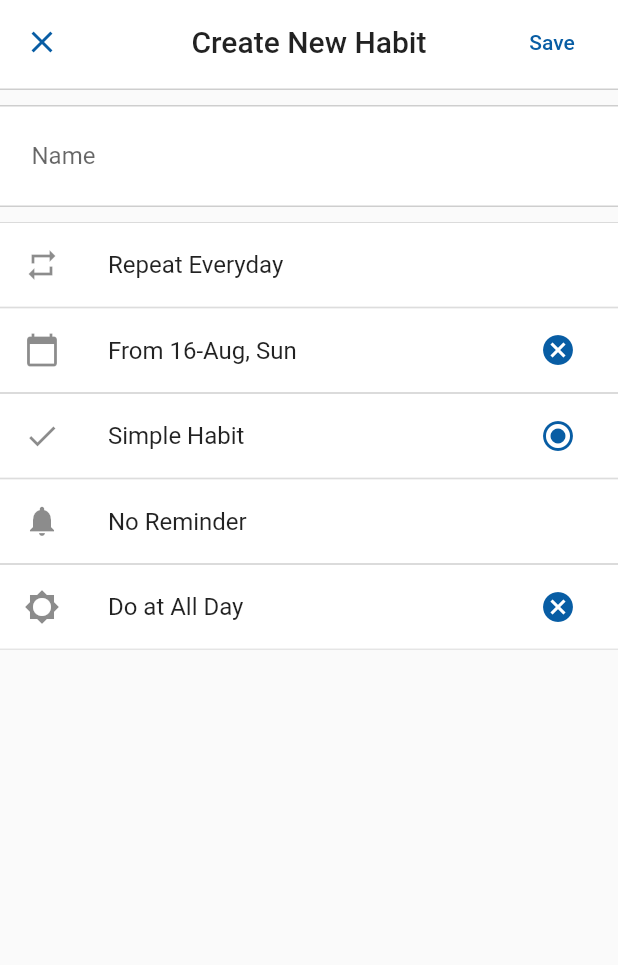
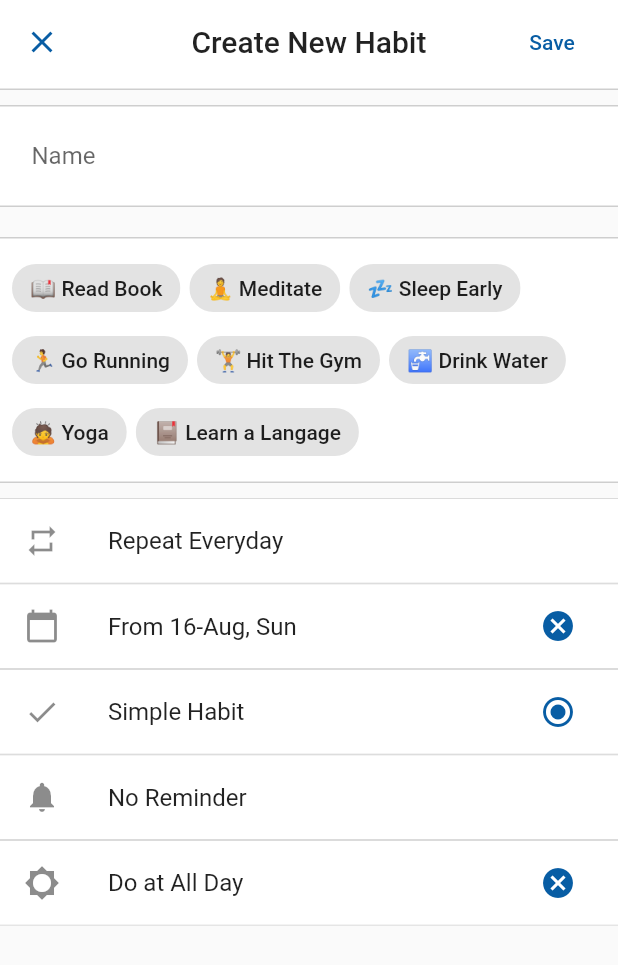
Before and after one commit to clean-apps/CleanHabits, a Flutter app: the NewHabit screen opened by its route, on a phone screen of 412 x 824 dp. Shown: the top 965 px of the screen. Run offline on Flutter 3.47's test engine with Material 2 defaults, Android fonts, the phone set to English and light mode, and no system bars; our stand-ins replace charts_flutter, flutter_local_notifications, flutter_staggered_animations, sqflite; missing offline and left inert: heatmap_calendar; accounts and stored records are empty; statements that could not run were skipped.

Commit message:
new habit to list navigation

```diff
--- a/lib/pages/NewHabit.dart
+++ b/lib/pages/NewHabit.dart
@@ -59,7 +59,7 @@ class _NewHabitState extends State<NewHabit> {
               setState(() {
                 loading = false;
               }),
-              Navigator.pop(context),
+              Navigator.pushNamed(context, '/'),
             });
   }
 
@@ -137,6 +137,50 @@ class _NewHabitState extends State<NewHabit> {
     );
   }
 
+  Widget _chip(text) {
+    return Padding(
+      padding: EdgeInsets.only(left: 3.0, right: 3.0),
+      child: InputChip(
+        backgroundColor: Colors.grey.withOpacity(0.25),
+        label: Text(text),
+        onPressed: () => setState(() {
+          title = text;
+        }),
+      ),
+    );
+  }
+
+  Widget _suggestionsTile(context) {
+    var suggestions = [
+      '📖 Read Book',
+      '🧘 Meditate',
+      '💤 Sleep Early',
+      '🏃 Go Running',
+      '🏋️ Hit The Gym',
+      '🚰 Drink Water',
+      '🙇 Yoga',
+      '📕 Learn a Langage',
+    ];
+
+    return Container(
+      decoration: BoxDecoration(
+        color: Theme.of(context).scaffoldBackgroundColor,
+        border: Border(
+          top: BorderSide(color: Colors.grey.withOpacity(0.5)),
+          bottom: BorderSide(color: Colors.grey.withOpacity(0.5)),
+        ),
+      ),
+      margin: EdgeInsets.fromLTRB(0, 10.0, 0, 10.0),
+      padding: EdgeInsets.all(5),
+      child: ListTile(
+        contentPadding: EdgeInsets.zero,
+        title: Wrap(
+          children: suggestions.map((e) => _chip(e)).toList(),
+        ),
+      ),
+    );
+  }
+
   @override
   Widget build(BuildContext context) {
     return Scaffold(
@@ -153,6 +197,7 @@ class _NewHabitState extends State<NewHabit> {
             : ListView(
                 children: <Widget>[
                   _nameTile(context),
+                  _suggestionsTile(context),
                   SelectRepeat(
                     value: repeat,
                     onChange: (val) => {
--- a/lib/widgets/basic/BooleanListItem.dart
+++ b/lib/widgets/basic/BooleanListItem.dart
@@ -61,7 +61,11 @@ class _BooleanListItemState extends State<BooleanListItem> {
             style: Theme.of(context).textTheme.headline6,
           ),
         ),
-        subtitle: Text(this.widget.habit.reminder, style: subtitleStyle),
+        subtitle: Text(
+            this.widget.habit.reminder == null
+                ? ''
+                : this.widget.habit.reminder,
+            style: subtitleStyle),
         trailing: loading
             ? IconButton(
                 icon: CircularProgressIndicator(),
```
